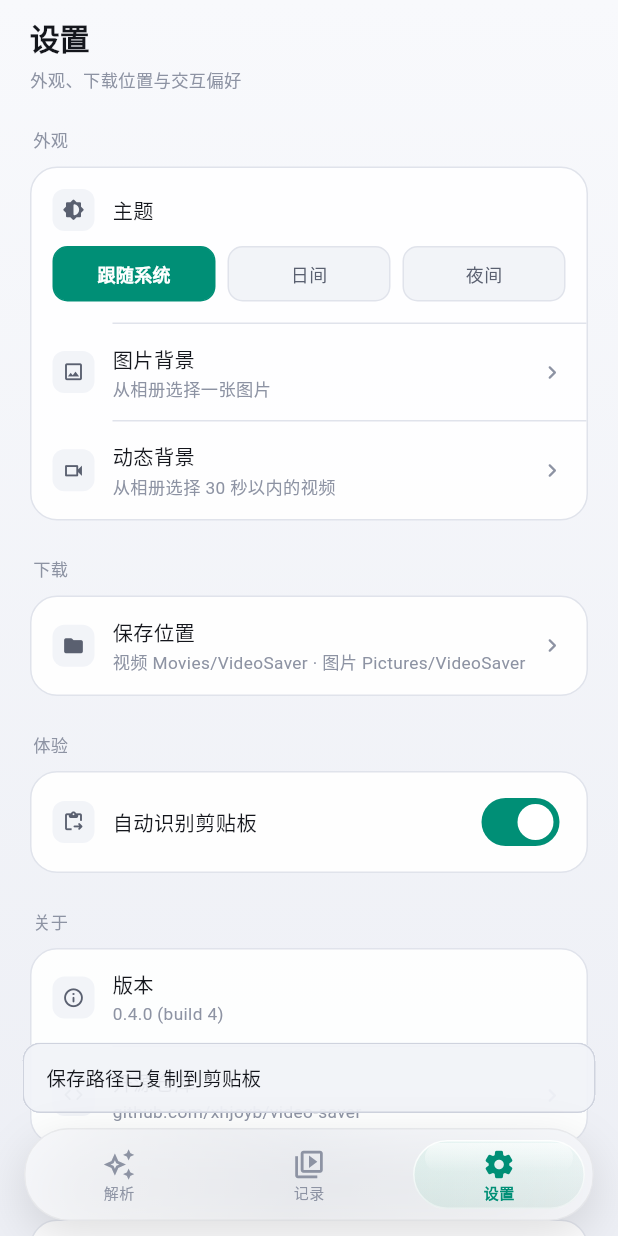
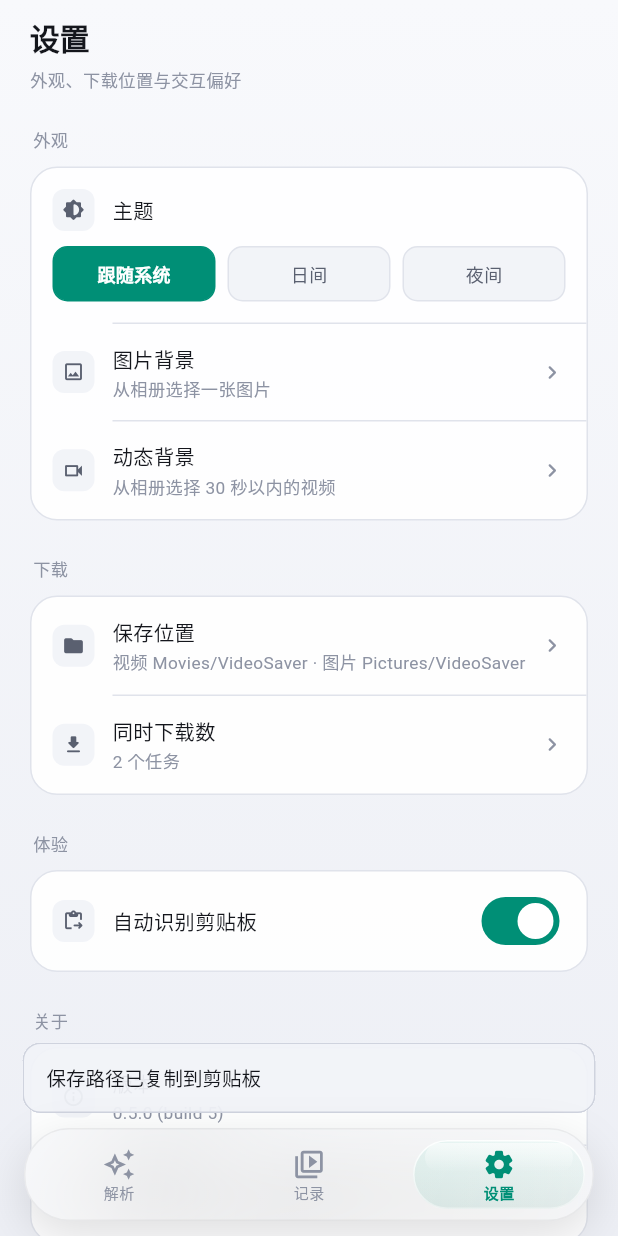
Before and after one commit to xhjoyb/video-saver, a Flutter app: the screen it shows after launch, item 3 of the bottom bar chosen, after a tap on "保存位置", on a phone screen of 412 x 824 dp. Run offline on Flutter 3.47's test engine with Material 3 defaults, Android fonts, the phone set to English and light mode, and no system bars; our stand-ins replace image_picker, shared_preferences, video_player, webview_flutter.

Commit message:
feat: 下载队列（并发上限/失败重试/队列卡片），版本升至 0.5.0

```diff
--- /dev/null
+++ b/lib/download/download_queue.dart
@@ -0,0 +1,202 @@
+import 'dart:async';
+import 'dart:io';
+
+import 'package:flutter/foundation.dart';
+
+import '../history/history_store.dart';
+import '../platform/media_store.dart';
+import 'download_service.dart';
+
+enum DownloadStatus { queued, running, success, failed, cancelled }
+
+/// 一个下载任务（当前只针对单文件视频；图集仍走同步保存）
+class DownloadTask {
+  DownloadTask({
+    required this.id,
+    required this.title,
+    required this.fileName,
+    required this.url,
+    required this.platform,
+    required this.referer,
+    required this.userAgent,
+    required this.awemeId,
+  });
+
+  final String id;
+  final String title;
+  final String fileName;
+  final String url;
+  final String platform;
+  final String referer;
+  final String? userAgent;
+  final String awemeId;
+
+  DownloadStatus status = DownloadStatus.queued;
+  double progress = 0;
+  String? error;
+  String? savedUri;
+  int attempts = 0;
+
+  bool get finished =>
+      status == DownloadStatus.success ||
+      status == DownloadStatus.failed ||
+      status == DownloadStatus.cancelled;
+
+  String get statusText {
+    switch (status) {
+      case DownloadStatus.queued:
+        return '等待中';
+      case DownloadStatus.running:
+        return '下载中 ${(progress * 100).toStringAsFixed(0)}%';
+      case DownloadStatus.success:
+        return '已保存到相册';
+      case DownloadStatus.failed:
+        return '失败：${error ?? '未知错误'}';
+      case DownloadStatus.cancelled:
+        return '已取消';
+    }
+  }
+}
+
+/// 全局下载队列：并发上限内自动调度，失败自动重试一次。
+///
+/// 说明：真正的后台常驻（前台服务 + 通知栏进度）在下一批做；
+/// 当前实现保证 App 在前台时多任务排队、并发可控、失败可诊断。
+class DownloadQueue extends ChangeNotifier {
+  DownloadQueue._();
+
+  static final DownloadQueue instance = DownloadQueue._();
+
+  static const int _maxAttempts = 2;
+
+  final List<DownloadTask> _tasks = [];
+
+  int _concurrency = 2;
+
+  List<DownloadTask> get tasks => List.unmodifiable(_tasks);
+
+  int get concurrency => _concurrency;
+
+  set concurrency(int value) {
+    final next = value.clamp(1, 3).toInt();
+    if (next == _concurrency) return;
+    _concurrency = next;
+    notifyListeners();
+    _pump();
+  }
+
+  int get runningCount =>
+      _tasks.where((t) => t.status == DownloadStatus.running).length;
+
+  int get queuedCount =>
+      _tasks.where((t) => t.status == DownloadStatus.queued).length;
+
+  bool get hasActive => runningCount > 0 || queuedCount > 0;
+
+  DownloadTask enqueue({
+    required String title,
+    required String fileName,
+    required String url,
+    required String platform,
+    required String referer,
+    String? userAgent,
+    required String awemeId,
+  }) {
+    final task = DownloadTask(
+      id: '${DateTime.now().microsecondsSinceEpoch}',
+      title: title,
+      fileName: fileName,
+      url: url,
+      platform: platform,
+      referer: referer,
+      userAgent: userAgent,
+      awemeId: awemeId,
+    );
+    _tasks.add(task);
+    notifyListeners();
+    _pump();
+    return task;
+  }
+
+  void _pump() {
+    for (final task in _tasks) {
+      if (runningCount >= _concurrency) break;
+      if (task.status == DownloadStatus.queued) {
+        unawaited(_run(task));
+      }
+    }
+  }
+
+  Future<void> _run(DownloadTask task) async {
+    if (task.status != DownloadStatus.queued) return;
+    task.status = DownloadStatus.running;
+    task.progress = 0;
+    task.error = null;
+    notifyListeners();
+
+    File? file;
+    try {
+      file = await DownloadService.download(
+        task.url,
+        task.fileName,
+        referer: task.referer,
+        userAgent: task.userAgent,
+        onProgress: (received, total) {
+          if (total <= 0) return;
+          final progress = received / total;
+          if ((progress - task.progress).abs() >= 0.01) {
+            task.progress = progress;
+            notifyListeners();
+          }
+        },
+      );
+
+      final uri = await MediaStore.saveVideo(file, task.fileName);
+      if (uri == null) {
+        throw StateError('写入相册失败');
+      }
+      task.savedUri = uri;
+      task.progress = 1;
+      task.status = DownloadStatus.success;
+      await HistoryStore.instance.markDownloaded(
+        task.awemeId,
+        'Movies/VideoSaver/${task.fileName}',
+      );
+      notifyListeners();
+    } catch (e) {
+      task.attempts += 1;
+      if (task.attempts < _maxAttempts) {
+        task.status = DownloadStatus.queued;
+        task.error = '第 ${task.attempts} 次失败，准备重试';
+      } else {
+        task.status = DownloadStatus.failed;
+        task.error = '$e';
+      }
+      notifyListeners();
+    } finally {
+      if (file != null) {
+        try {
+          await file.delete();
+        } catch (_) {}
+      }
+      _pump();
+    }
+  }
+
+  /// 仅允许取消尚未开始的任务（正在传输的连接暂不支持中断）
+  void cancel(String id) {
+    for (final task in _tasks) {
+      if (task.id != id) continue;
+      if (task.status != DownloadStatus.queued) return;
+      task.status = DownloadStatus.cancelled;
+      notifyListeners();
+      _pump();
+      return;
+    }
+  }
+
+  void removeFinished() {
+    _tasks.removeWhere((t) => t.finished);
+    notifyListeners();
+  }
+}
--- a/lib/main.dart
+++ b/lib/main.dart
@@ -5,6 +5,7 @@ import 'package:shared_preferences/shared_preferences.dart';
 import 'dev/parse_probe_screen.dart';
 import 'app/app_events.dart';
 import 'app/splash_overlay.dart';
+import 'download/download_queue.dart';
 import 'history/history_store.dart';
 import 'screens/history_screen.dart';
 import 'screens/parse_screen.dart';
@@ -19,6 +20,7 @@ Future<void> main() async {
   WidgetsFlutterBinding.ensureInitialized();
   final prefs = await SharedPreferences.getInstance();
   final settings = AppSettings(prefs);
+  DownloadQueue.instance.concurrency = settings.downloadConcurrency;
   await HistoryStore.instance.load();
   runApp(VideoSaverApp(settings: settings));
 }
--- a/lib/screens/parse_screen.dart
+++ b/lib/screens/parse_screen.dart
@@ -3,6 +3,7 @@ import 'package:flutter/services.dart';
 import 'package:webview_flutter/webview_flutter.dart';
 
 import '../app/app_events.dart';
+import '../download/download_queue.dart';
 import '../download/download_service.dart';
 import '../history/history_item.dart';
 import '../history/history_store.dart';
@@ -189,50 +190,21 @@ class _ParseScreenState extends State<ParseScreen> with WidgetsBindingObserver {
   Future<void> _download() async {
     final result = _parse.result;
     if (result == null || result.videoUrls.isEmpty) return;
-    setState(() {
-      _downloading = true;
-      _progress = 0;
-    });
     final qualities = result.qualities;
     final quality = qualities[_qualityIndex.clamp(0, qualities.length - 1)];
-    try {
-      final file = await DownloadService.download(
-        quality.url,
-        result.fileName,
-        referer: result.platform == 'bilibili'
-            ? 'https://www.bilibili.com/'
-            : 'https://www.douyin.com/',
-        userAgent: result.platform == 'bilibili'
-            ? BilibiliParser.userAgent
-            : null,
-        onProgress: (received, total) {
-          if (!mounted || total <= 0) return;
-          final p = received / total;
-          if ((p - _progress).abs() >= 0.01) {
-            setState(() => _progress = p);
-          }
-        },
-      );
-      if (!mounted) return;
-      final saved = await MediaStore.saveVideo(file, result.fileName);
-      if (!mounted) return;
-      if (saved != null) {
-        await HistoryStore.instance.markDownloaded(
-          result.awemeId,
-          'Movies/VideoSaver/${result.fileName}',
-        );
-        _toastSaved('已保存到相册：Movies/VideoSaver', saved);
-        try {
-          await file.delete();
-        } catch (_) {}
-      } else {
-        _toast('已保存到：${file.path}');
-      }
-    } catch (e) {
-      if (mounted) _toast('下载失败：$e');
-    } finally {
-      if (mounted) setState(() => _downloading = false);
-    }
+    DownloadQueue.instance.enqueue(
+      title: result.displayTitle,
+      fileName: result.fileName,
+      url: quality.url,
+      platform: result.platform,
+      referer: result.platform == 'bilibili'
+          ? 'https://www.bilibili.com/'
+          : 'https://www.douyin.com/',
+      userAgent:
+          result.platform == 'bilibili' ? BilibiliParser.userAgent : null,
+      awemeId: result.awemeId,
+    );
+    _toast('已加入下载队列');
   }
 
   Future<void> _downloadImages() async {
@@ -367,6 +339,7 @@ class _ParseScreenState extends State<ParseScreen> with WidgetsBindingObserver {
                 const SizedBox(height: 16),
                 _buildResultCard(context, _parse.result!),
               ],
+              _buildQueueCard(),
               const SizedBox(height: 28),
               _buildPlatforms(context),
             ],
@@ -584,7 +557,7 @@ class _ParseScreenState extends State<ParseScreen> with WidgetsBindingObserver {
                   Text('下载中 ${(_progress * 100).toStringAsFixed(0)}%', style: AppText.label(context)),
                 ] else if (result.isVideo)
                   PrimaryButton(
-                    label: '下载无水印视频',
+                    label: '加入下载队列',
                     icon: Icons.download_rounded,
                     height: 42,
                     expand: true,
@@ -603,6 +576,112 @@ class _ParseScreenState extends State<ParseScreen> with WidgetsBindingObserver {
           ),
         ],
       ),
+    );
+  }
+
+  /// 下载队列卡片：展示排队/进行中/已完成任务，可直接打开或取消
+  Widget _buildQueueCard() {
+    final queue = DownloadQueue.instance;
+    return AnimatedBuilder(
+      animation: queue,
+      builder: (context, _) {
+        final tasks = queue.tasks;
+        if (tasks.isEmpty) return const SizedBox.shrink();
+        final p = context.palette;
+        final hasFinished = tasks.any((t) => t.finished);
+        return Padding(
+          padding: const EdgeInsets.only(top: 16),
+          child: AppCard(
+            padding: const EdgeInsets.fromLTRB(14, 12, 14, 10),
+            child: Column(
+              crossAxisAlignment: CrossAxisAlignment.start,
+              children: [
+                Row(
+                  children: [
+                    Text('下载队列', style: AppText.section(context)),
+                    const Spacer(),
+                    Text(
+                      '运行 ${queue.runningCount} · 等待 ${queue.queuedCount}',
+                      style: AppText.label(context),
+                    ),
+                  ],
+                ),
+                for (final task in tasks)
+                  Padding(
+                    padding: const EdgeInsets.only(top: 9),
+                    child: Row(
+                      children: [
+                        Expanded(
+                          child: Column(
+                            crossAxisAlignment: CrossAxisAlignment.start,
+                            children: [
+                              Text(
+                                task.title,
+                                maxLines: 1,
+                                overflow: TextOverflow.ellipsis,
+                                style: AppText.body(context),
+                              ),
+                              const SizedBox(height: 4),
+                              if (task.status == DownloadStatus.running)
+                                ClipRRect(
+                                  borderRadius: BorderRadius.circular(3),
+                                  child: LinearProgressIndicator(
+                                    value: task.progress,
+                                    minHeight: 3,
+                                    backgroundColor: p.cardAlt,
+                                    valueColor:
+                                        AlwaysStoppedAnimation(p.accent),
+                                  ),
+                                )
+                              else
+                                Text(
+                                  task.statusText,
+                                  style: AppText.label(context),
+                                ),
+                            ],
+                          ),
+                        ),
+                        const SizedBox(width: 8),
+                        if (task.status == DownloadStatus.success &&
+                            task.savedUri != null)
+                          GestureDetector(
+                            onTap: () => MediaStore.openMedia(task.savedUri!),
+                            child: Icon(
+                              Icons.open_in_new_rounded,
+                              size: 18,
+                              color: p.accent,
+                            ),
+                          )
+                        else if (task.status == DownloadStatus.queued)
+                          GestureDetector(
+                            onTap: () => queue.cancel(task.id),
+                            child: Icon(
+                              Icons.close_rounded,
+                              size: 18,
+                              color: p.faint,
+                            ),
+                          ),
+                      ],
+                    ),
+                  ),
+                if (hasFinished) ...[
+                  const SizedBox(height: 8),
+                  Align(
+                    alignment: Alignment.centerRight,
+                    child: GestureDetector(
+                      onTap: queue.removeFinished,
+                      child: Text(
+                        '清除已完成',
+                        style: TextStyle(fontSize: 11.5, color: p.accent),
+                      ),
+                    ),
+                  ),
+                ],
+              ],
+            ),
+          ),
+        );
+      },
     );
   }
 
--- a/lib/screens/settings_screen.dart
+++ b/lib/screens/settings_screen.dart
@@ -2,6 +2,7 @@ import 'package:flutter/material.dart';
 import 'package:flutter/services.dart';
 
 import '../dev/parse_probe_screen.dart';
+import '../download/download_queue.dart';
 import '../state/app_settings.dart';
 import '../theme/app_palette.dart';
 import '../theme/app_theme.dart';
@@ -28,6 +29,44 @@ class _SettingsScreenState extends State<SettingsScreen> {
     ));
     if (!mounted) return;
     _toast('保存路径已复制到剪贴板');
+  }
+
+  /// 并发上限：1–3，立即作用于下载队列
+  Future<void> _pickConcurrency() async {
+    final settings = AppSettingsScope.of(context);
+    final current = settings.downloadConcurrency;
+    final picked = await showModalBottomSheet<int>(
+      context: context,
+      backgroundColor: context.palette.cardAlt,
+      shape: const RoundedRectangleBorder(
+        borderRadius: BorderRadius.vertical(top: Radius.circular(18)),
+      ),
+      builder: (sheetContext) {
+        final p = sheetContext.palette;
+        return SafeArea(
+          child: Column(
+            mainAxisSize: MainAxisSize.min,
+            children: [
+              const SizedBox(height: 12),
+              for (final n in [1, 2, 3])
+                ListTile(
+                  title: Text('$n 个任务'),
+                  trailing: n == current
+                      ? Icon(Icons.check_rounded, color: p.accent)
+                      : null,
+                  onTap: () => Navigator.pop(sheetContext, n),
+                ),
+              const SizedBox(height: 8),
+            ],
+          ),
+        );
+      },
+    );
+    if (picked == null) return;
+    await settings.setDownloadConcurrency(picked);
+    DownloadQueue.instance.concurrency = picked;
+    if (!mounted) return;
+    _toast('同时下载数已设为 $picked');
   }
 
   Future<void> _pickImage() async {
@@ -163,6 +202,13 @@ class _SettingsScreenState extends State<SettingsScreen> {
                   subtitle: '视频 Movies/VideoSaver · 图片 Pictures/VideoSaver',
                   onTap: _copySavePaths,
                 ),
+                _Divider(color: p.border),
+                _RowTile(
+                  icon: Icons.download_rounded,
+                  title: '同时下载数',
+                  subtitle: '${settings.downloadConcurrency} 个任务',
+                  onTap: _pickConcurrency,
+                ),
               ],
             ),
           ),
@@ -190,7 +236,7 @@ class _SettingsScreenState extends State<SettingsScreen> {
                 _RowTile(
                   icon: Icons.info_outline_rounded,
                   title: '版本',
-                  subtitle: '0.4.0 (build 4)',
+                  subtitle: '0.5.0 (build 5)',
                 ),
                 _Divider(color: p.border),
                 _RowTile(
--- a/lib/state/app_settings.dart
+++ b/lib/state/app_settings.dart
@@ -13,6 +13,7 @@ class AppSettings extends ChangeNotifier {
     _themeMode = _parseThemeMode(_prefs.getString(_kThemeMode));
     _bgType = _parseBgType(_prefs.getString(_kBgType));
     _autoClipboard = _prefs.getBool(_kAutoClipboard) ?? true;
+    _concurrency = _prefs.getInt(_kConcurrency) ?? 2;
     final path = _prefs.getString(_kBgPath);
     if (path != null && File(path).existsSync()) {
       _bgPath = path;
@@ -26,6 +27,7 @@ class AppSettings extends ChangeNotifier {
   static const _kBgType = 'bg_type';
   static const _kBgPath = 'bg_path';
   static const _kAutoClipboard = 'auto_clipboard';
+  static const _kConcurrency = 'download_concurrency';
 
   final SharedPreferences _prefs;
 
@@ -33,6 +35,7 @@ class AppSettings extends ChangeNotifier {
   BackgroundType _bgType = BackgroundType.none;
   String? _bgPath;
   bool _autoClipboard = true;
+  int _concurrency = 2;
   bool _busy = false;
   String? _lastError;
 
@@ -42,6 +45,9 @@ class AppSettings extends ChangeNotifier {
 
   /// 回到前台时自动读取剪贴板里的分享链接（只填入输入框，不自动解析）
   bool get autoClipboard => _autoClipboard;
+
+  /// 下载并发上限（1–3，默认 2）
+  int get downloadConcurrency => _concurrency;
 
   bool get busy => _busy;
   String? get lastError => _lastError;
@@ -79,6 +85,14 @@ class AppSettings extends ChangeNotifier {
     if (_autoClipboard == value) return;
     _autoClipboard = value;
     await _prefs.setBool(_kAutoClipboard, value);
+    notifyListeners();
+  }
+
+  Future<void> setDownloadConcurrency(int value) async {
+    final next = value.clamp(1, 3).toInt();
+    if (_concurrency == next) return;
+    _concurrency = next;
+    await _prefs.setInt(_kConcurrency, next);
     notifyListeners();
   }
 
--- a/pubspec.yaml
+++ b/pubspec.yaml
@@ -1,7 +1,7 @@
 name: videosaver
 description: "视频嗅探 · 多平台视频解析下载"
 publish_to: 'none'
-version: 0.4.0+4
+version: 0.5.0+5
 
 environment:
   sdk: '>=3.4.0 <4.0.0'
```
Also changed, not shown: 1 other file.
